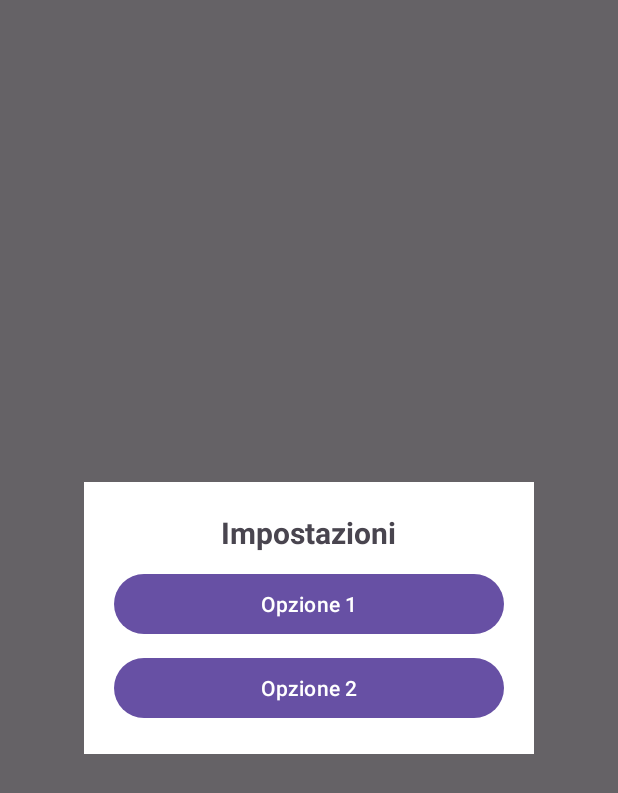
After one commit to pokosku/Progetto-Embedded, an Android app: the layout fragment_settings_dialog.xml on its own in the app's theme, with its tools: preview values and no code run, on a phone screen of 412 x 824 dp. The commit adds this screen. Shown: the top 793 px of the screen. Run offline under Robolectric (Android 15) with nearby library versions, the phone set to English and light mode, and no system bars.

Commit message:
aggiunto il fragment delle impostazioni, inserito il widget toolbar nel main.xml , usato i pesi nel main.xml

```diff
--- /dev/null
+++ b/app/src/main/res/layout/fragment_settings_dialog.xml
@@ -0,0 +1,50 @@
+<?xml version="1.0" encoding="utf-8"?>
+<FrameLayout xmlns:android="http://schemas.android.com/apk/res/android"
+    android:layout_width="match_parent"
+    android:layout_height="match_parent"
+    >
+
+    <!-- Sfondo semitrasparente scuro (opzionale perché già gestito dalla window) -->
+    <View
+        android:layout_width="match_parent"
+        android:layout_height="match_parent"
+        android:background="#99000000" />
+
+    <!-- Contenuto del dialog bianco e centrato -->
+    <LinearLayout
+        android:layout_width="300dp"
+        android:layout_height="wrap_content"
+        android:background="@color/white"
+        android:padding="20dp"
+        android:layout_gravity="center"
+        android:orientation="vertical"
+        >
+
+        <!-- Metti qui i tuoi widget, es. preferenze o testo -->
+        <TextView
+            android:id="@+id/tvTitle"
+            android:layout_width="wrap_content"
+            android:layout_height="wrap_content"
+            android:text="Impostazioni"
+            android:textSize="20sp"
+            android:textStyle="bold"
+            android:layout_gravity="center_horizontal"
+            android:paddingBottom="10dp"/>
+
+        <!-- Esempio di opzioni -->
+        <Button
+            android:id="@+id/btnOption1"
+            android:layout_width="match_parent"
+            android:layout_height="wrap_content"
+            android:text="Opzione 1" />
+
+        <Button
+            android:id="@+id/btnOption2"
+            android:layout_width="match_parent"
+            android:layout_height="wrap_content"
+            android:text="Opzione 2"
+            android:layout_marginTop="8dp"/>
+
+    </LinearLayout>
+
+</FrameLayout>
--- a/app/src/main/res/layout/toolbar.xml
+++ b/app/src/main/res/layout/toolbar.xml
@@ -20,6 +20,7 @@
             android:layout_alignParentStart="true"
             android:layout_alignParentTop="true"
             android:background="@android:color/transparent"
+            app:tint="@android:color/holo_orange_light"
             android:layout_marginStart="12dp"
             android:layout_marginTop="12dp"
             android:src="@drawable/back" />
@@ -44,6 +45,7 @@
             android:layout_height="wrap_content"
             android:layout_alignParentTop="true"
             android:layout_alignParentEnd="true"
+            app:tint="@android:color/holo_orange_light"
             android:layout_marginTop="12dp"
             android:layout_marginEnd="12dp"
             android:background="@android:color/transparent"
```
Also changed, not shown: app/src/main/java/com/myapp/chefgpt/MainActivity.kt (+8 -0 lines), app/src/main/java/com/myapp/chefgpt/SettingsDialogFragment.kt (added, +40 -0 lines), app/src/main/res/layout/activity_main.xml (+33 -19 lines).
